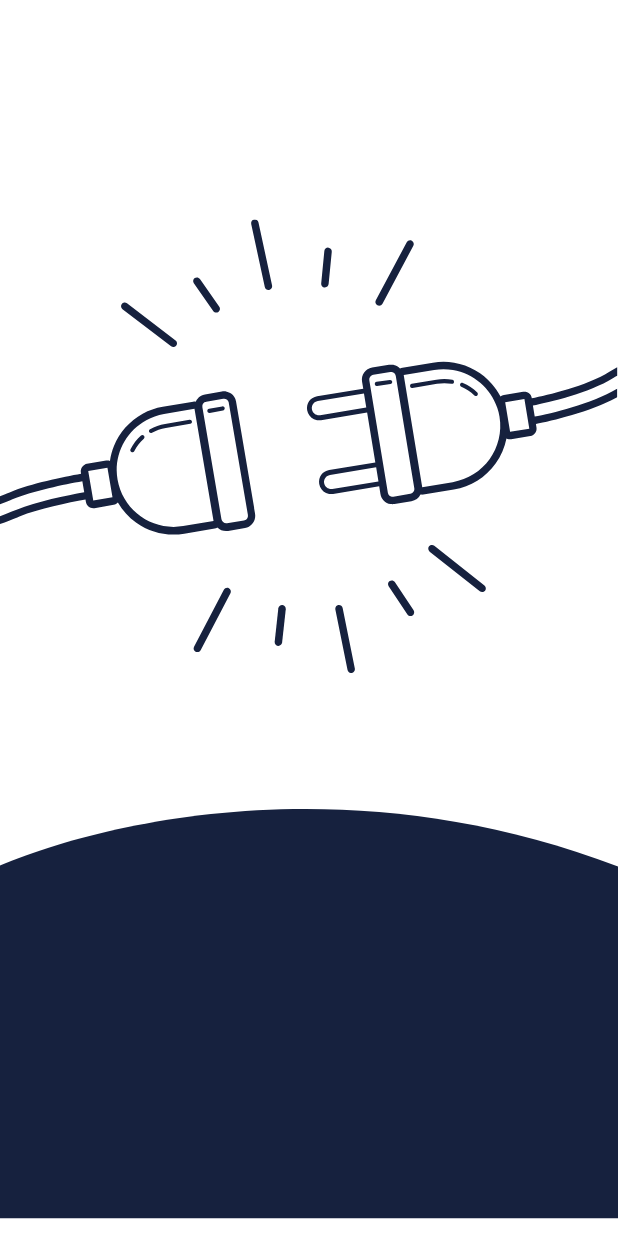
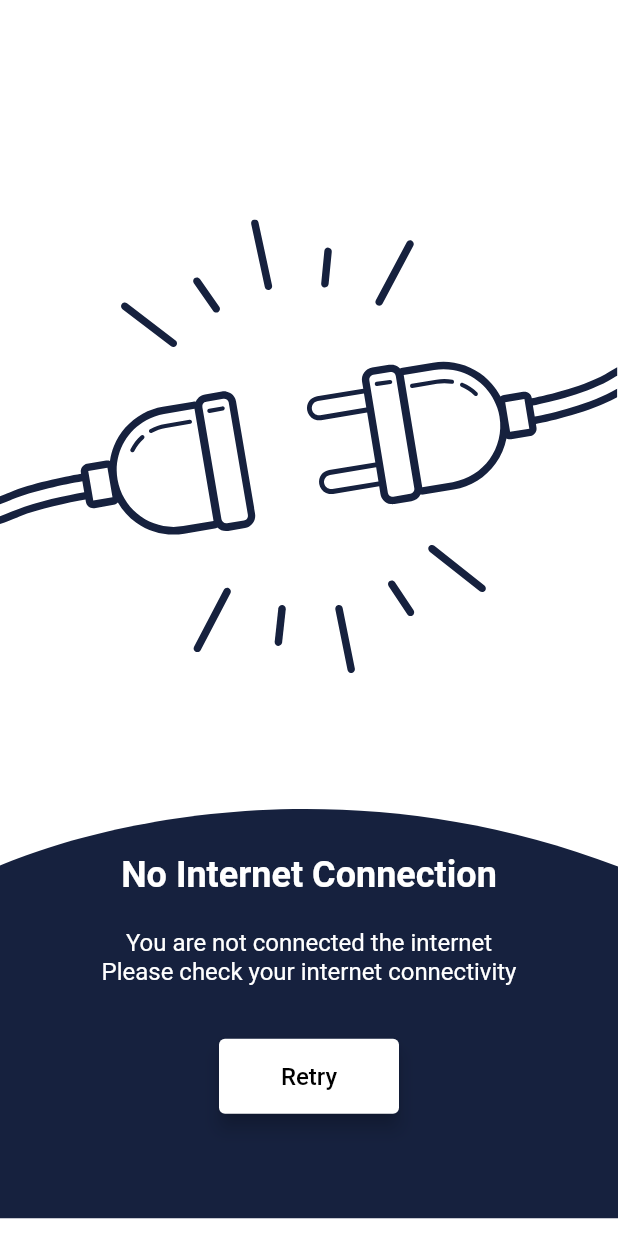
Before and after one commit to yugal1005/defi-raffel-app, a Flutter app: the screen it shows after launch, on a phone screen of 412 x 824 dp. Run offline on Flutter 3.47's test engine with Material 2 defaults, Android fonts, the phone set to English and light mode, and no system bars; our stand-ins replace bloc, flutter_svg.

Commit message:
No internet screen completed

```diff
--- a/lib/screens/no_internet_screen.dart
+++ b/lib/screens/no_internet_screen.dart
@@ -20,24 +20,58 @@ class NoInternet extends StatelessWidget {
             color: const Color.fromRGBO(22, 33, 62, 1),
           ),
           SizedBox(
-            height:MediaQuery.of(context).size.height * 0.332 ,
-            width: double.infinity,
-            child: CustomPaint(
-              size: Size(MediaQuery.of(context).size.height * 0.34,double.infinity),
-              painter: RPSCustomPainter(),
+            height: MediaQuery.of(context).size.height * 0.332,
+            width: double.maxFinite,
+            child: Stack(
+              alignment: Alignment.center,
+              children: [
+                Positioned.fill(
+                  child: CustomPaint(
+                    size: Size(MediaQuery.of(context).size.height * 0.34,
+                        double.maxFinite),
+                    painter: RPSCustomPainter(),
+                  ),
+                ),
+                Positioned(
+                  top: 30,
+                  child: RichText(
+                    textAlign: TextAlign.center,
+                    text: const TextSpan(
+                      children: [
+                        TextSpan(
+                          text: "No Internet Connection\n",
+                          style: TextStyle(
+                            fontSize: 24,
+                            fontWeight: FontWeight.bold,
+                          ),
+                        ),
+                        WidgetSpan(child: SizedBox(height: 40)),
+                        TextSpan(
+                            text:
+                                "You are not connected the internet\nPlease check your internet connectivity",
+                            style: TextStyle(fontSize: 16)),
+                      ],
+                    ),
+                  ),
+                ),
+                Positioned(
+                  bottom: 70,
+                  child: SizedBox(
+                    height: 50,
+                    width: 120,
+                    child: ElevatedButton(
+                      style: const ButtonStyle(elevation: MaterialStatePropertyAll(5),backgroundColor: MaterialStatePropertyAll(Colors.white),),
+                      onPressed: () {},
+                      child: const Text(
+                        "Retry",
+                        style: TextStyle(color: Colors.black,fontSize: 16),
+                      ),
+                    ),
+                  ),
+                )
+              ],
             ),
           ),
-          // Container(
-          //   height: MediaQuery.of(context).size.height * 0.332,
-          //   width: double.infinity,
-          //   decoration: BoxDecoration(
-          //       borderRadius: const BorderRadius.only(
-          //         topLeft: Radius.circular(200),
-          //         topRight: Radius.circular(200),
-          //       ),
-          //       color: Theme.of(context).primaryColor),
-          //   child: const Text("No Internet"),
-          // )
         ],
       ),
     );
```
